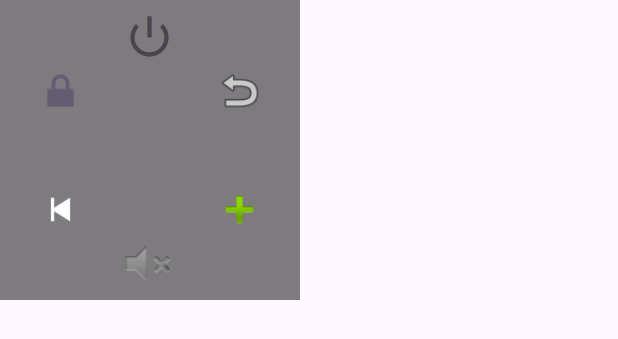
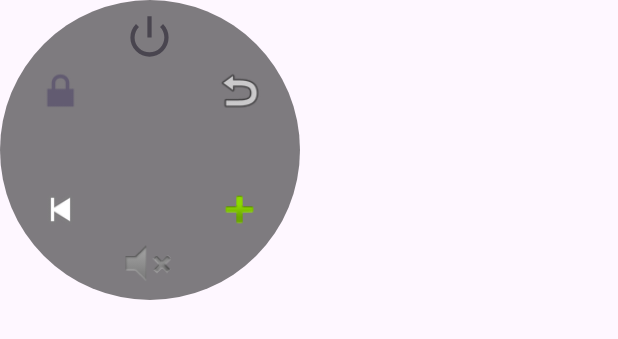
Before and after one commit to Erlavush/ejTouch, an Android app: the layout main_menu_layout.xml on its own in the app's theme, with its tools: preview values and no code run, on a phone screen of 412 x 824 dp. Shown: the top 339 px of the screen. Run offline under Robolectric (Android 15) with nearby library versions, the light colour scheme and no system bars.

Commit message:
Add 6 functions

```diff
--- a/app/src/main/java/com/dev/ejtouch/ejTouchAccessibilityService.kt
+++ b/app/src/main/java/com/dev/ejtouch/ejTouchAccessibilityService.kt
@@ -12,6 +12,7 @@ class ejTouchAccessibilityService : AccessibilityService() {
         const val ACTION_LOCK_SCREEN = "ACTION_LOCK_SCREEN"
         const val ACTION_POWER_DIALOG = "ACTION_POWER_DIALOG"
         const val ACTION_RESTART = "ACTION_RESTART" // Note: Restart can be unreliable
+
     }
 
     private val TAG = "ejTouchService"
--- /dev/null
+++ b/app/src/main/res/drawable/menu_background.xml
@@ -0,0 +1,7 @@
+<?xml version="1.0" encoding="utf-8"?>
+<shape xmlns:android="http://schemas.android.com/apk/res/android"
+    android:shape="oval">
+
+    <solid android:color="#80000000" />
+
+</shape>
--- a/app/src/main/res/layout/main_menu_layout.xml
+++ b/app/src/main/res/layout/main_menu_layout.xml
@@ -4,7 +4,7 @@
     android:id="@+id/main_menu_container"
     android:layout_width="200dp"
     android:layout_height="200dp"
-    android:background="#80000000"
+    android:background="@drawable/menu_background"
     >
 
     <!-- Power Off -->
```
Also changed, not shown: app/src/main/java/com/dev/ejtouch/FloatingService.kt (+50 -21 lines), gradle.properties (+12 -0 lines), 1 other file.
